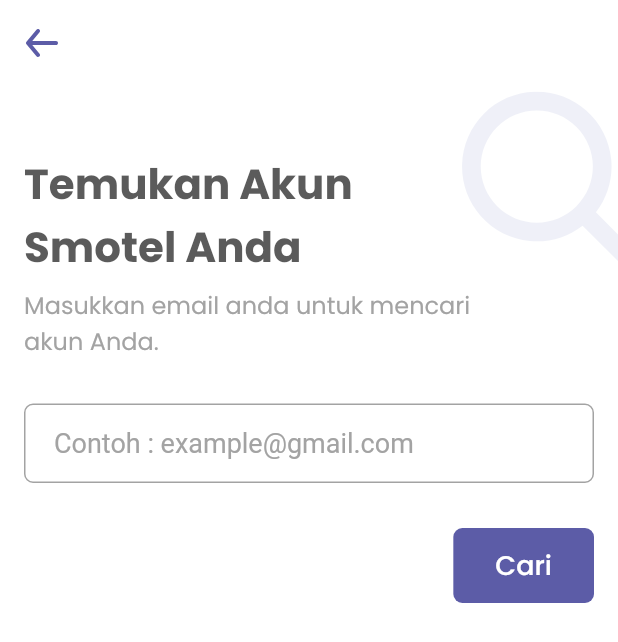
After one commit to RohmanBenyRiyanto/SmartHotel_flutter, a Flutter app: the SearchAccount screen opened by its route, on a phone screen of 412 x 824 dp. The commit adds this screen. Shown: the top 642 px of the screen. Run offline on Flutter 3.47's test engine with Material 2 defaults, Android fonts, the phone set to English and light mode, and no system bars; our stand-ins replace flutter_svg.

Commit message:
Add Forget Password One

```diff
--- a/lib/components/default_button.dart
+++ b/lib/components/button/default_button.dart
@@ -14,7 +14,7 @@
   Widget build(BuildContext context) {
     return SizedBox(
       width: double.infinity,
-      height: 56,
+      height: 50,
       child: TextButton(
         style: TextButton.styleFrom(
           shape:
--- a/lib/components/secondary_button_with_image.dart
+++ b/lib/components/button/secondary_button_with_image.dart
@@ -17,7 +17,7 @@
   Widget build(BuildContext context) {
     return SizedBox(
       width: double.infinity,
-      height: 56,
+      height: 50,
       child: OutlinedButton(
         style: OutlinedButton.styleFrom(
             shape:
--- /dev/null
+++ b/lib/components/button/small_button.dart
@@ -0,0 +1,39 @@
+import 'package:flutter/material.dart';
+import 'package:smart_hotel/theme/color.dart';
+
+class SmallButton extends StatelessWidget {
+  const SmallButton({
+    Key? key,
+    this.text,
+    this.press,
+  }) : super(key: key);
+  final String? text;
+  final Function? press;
+
+
+  @override
+  Widget build(BuildContext context) {
+    return SizedBox(
+      height: 50,
+      child: TextButton(
+        style: TextButton.styleFrom(
+          shape: RoundedRectangleBorder(borderRadius: BorderRadius.circular(6)),
+          primary: Colors.white,
+          backgroundColor: color_purple,
+        ),
+        onPressed: press as void Function()?,
+        child: Padding(
+          padding: EdgeInsets.only(left: 20.0, right: 20.0),
+          child: Text(
+            text!,
+            style: TextStyle(
+                fontSize: 18,
+                color: Colors.white,
+                fontFamily: 'Poppins',
+                fontWeight: FontWeight.w500),
+          ),
+        ),
+      ),
+    );
+  }
+}
--- a/lib/main.dart
+++ b/lib/main.dart
@@ -2,8 +2,8 @@
 
 import 'package:flutter/material.dart';
 import 'package:smart_hotel/routes.dart';
-import 'package:smart_hotel/splash_screen.dart';
 
+import 'package:smart_hotel/sign/sign_up/sign_up.dart';
 void main() => runApp(MyApp());
 
 class MyApp extends StatelessWidget {
@@ -15,7 +15,7 @@
       title: 'Flutter Demo',
       // home: SplashScreen(),
       // We use routeName so that we dont need to remember the name
-      initialRoute: SplashScreen.routeName,
+      initialRoute: SignUp.routeName,
       routes: routes,
     );
   }
--- a/lib/routes.dart
+++ b/lib/routes.dart
@@ -1,4 +1,5 @@
 import 'package:flutter/widgets.dart';
+import 'package:smart_hotel/sign/forgot_password/search_account.dart';
 import 'package:smart_hotel/sign/sign_in/sign_in.dart';
 import 'package:smart_hotel/sign/sign_up/sign_up.dart';
 import 'package:smart_hotel/splash_screen.dart';
@@ -9,4 +10,5 @@
   SplashScreen.routeName: (context) => SplashScreen(),
   SignIn.routeName: (context) => SignIn(),
   SignUp.routeName: (context) => SignUp(),
+  SearchAccount.routeName: (context) => SearchAccount(),
 };
--- /dev/null
+++ b/lib/sign/forgot_password/search_account.dart
@@ -0,0 +1,126 @@
+import 'package:flutter/material.dart';
+import 'package:flutter_svg/flutter_svg.dart';
+import 'package:smart_hotel/components/button/small_button.dart';
+import 'package:smart_hotel/theme/color.dart';
+
+class SearchAccount extends StatelessWidget {
+  static String routeName = "/searchaccount";
+
+  @override
+  Widget build(BuildContext context) {
+    return Scaffold(
+      backgroundColor: color_white,
+      appBar: AppBar(
+        backgroundColor: color_white,
+        leading: IconButton(
+          icon: SvgPicture.asset(
+            'assets/svg/left_arrow.svg',
+            height: 20,
+          ),
+          onPressed: () {
+            print('BALIK KIRI WAE');
+          },
+          splashColor: Colors.transparent,
+          highlightColor: Colors.transparent,
+        ),
+        elevation: 0,
+      ),
+      body: SingleChildScrollView(
+        child: Container(
+          height: MediaQuery.of(context).size.height,
+          width: MediaQuery.of(context).size.width,
+          child: Column(
+            children: [
+              SizedBox(
+                height: 5,
+              ),
+              Padding(
+                padding: EdgeInsets.only(left: 16.0),
+                child: Row(
+                  mainAxisAlignment: MainAxisAlignment.spaceBetween,
+                  children: [
+                    Container(
+                      margin: EdgeInsets.only(top: 40),
+                      child: Text(
+                        'Temukan Akun\nSmotel Anda',
+                        style: TextStyle(
+                            color: color_heading_1,
+                            fontFamily: 'Poppins',
+                            fontSize: 28,
+                            fontWeight: FontWeight.w700),
+                      ),
+                    ),
+                    Container(
+                      child: SvgPicture.asset(
+                        'assets/svg/search.svg',
+                        height: 125,
+                        // height: 70.0,
+                      ),
+                    ),
+                  ],
+                ),
+              ),
+              SizedBox(
+                height: 5,
+              ),
+              Container(
+                alignment: Alignment.centerLeft,
+                child: Padding(
+                  padding: EdgeInsets.only(left: 16, right: 16),
+                  child: Text(
+                    'Masukkan email anda untuk mencari\nakun Anda.',
+                    style: TextStyle(
+                        color: color_abu,
+                        fontFamily: 'Poppins',
+                        fontSize: 16,
+                        fontWeight: FontWeight.w400),
+                  ),
+                ),
+              ),
+              SizedBox(
+                height: 30,
+              ),
+              Padding(
+                padding: EdgeInsets.only(left: 16, right: 16),
+                child: TextFormField(
+                  decoration: InputDecoration(
+                    hintText: "Contoh : example@gmail.com",
+                    focusColor: color_main,
+                    hintStyle: TextStyle(
+                        color: color_abu,
+                        fontSize: 18,
+                        fontWeight: FontWeight.w400),
+                    floatingLabelBehavior: FloatingLabelBehavior.always,
+                    contentPadding:
+                        EdgeInsets.symmetric(horizontal: 20, vertical: 16),
+                    enabledBorder: OutlineInputBorder(
+                      borderRadius: BorderRadius.circular(6),
+                      borderSide: BorderSide(color: color_abu),
+                      gapPadding: 10,
+                    ),
+                    focusedBorder: OutlineInputBorder(
+                      borderRadius: BorderRadius.circular(6),
+                      borderSide: BorderSide(color: color_purple),
+                      gapPadding: 10,
+                    ),
+                  ),
+                ),
+              ),
+              SizedBox(
+                height: 30,
+              ),
+              Container(
+                padding: EdgeInsets.only(right: 16),
+                alignment: Alignment.centerRight,
+                child: SmallButton(
+                  text: "Cari",
+                  press: () {},
+                ),
+              )
+            ],
+          ),
+        ),
+      ),
+    );
+  }
+}
--- a/lib/sign/sign_in/components/signform.dart
+++ b/lib/sign/sign_in/components/signform.dart
@@ -1,7 +1,7 @@
 import 'package:flutter/material.dart';
 import 'package:flutter_svg/flutter_svg.dart';
-import 'package:smart_hotel/components/default_button.dart';
-import 'package:smart_hotel/components/secondary_button_with_image.dart';
+import 'package:smart_hotel/components/button/default_button.dart';
+import 'package:smart_hotel/components/button/secondary_button_with_image.dart';
 import 'package:smart_hotel/theme/color.dart';
 import 'package:flutter/gestures.dart';
 
@@ -36,7 +36,7 @@
                     fontWeight: FontWeight.w400),
                 floatingLabelBehavior: FloatingLabelBehavior.always,
                 contentPadding:
-                    EdgeInsets.symmetric(horizontal: 20, vertical: 18),
+                    EdgeInsets.symmetric(horizontal: 20, vertical: 16),
                 enabledBorder: OutlineInputBorder(
                   borderRadius: BorderRadius.circular(6),
                   borderSide: BorderSide(color: color_abu),
@@ -73,7 +73,7 @@
                   child: SvgPicture.asset('assets/svg/show_psswrd.svg'),
                 ),
                 contentPadding:
-                    EdgeInsets.symmetric(horizontal: 20, vertical: 18),
+                    EdgeInsets.symmetric(horizontal: 20, vertical: 16),
                 enabledBorder: OutlineInputBorder(
                   borderRadius: BorderRadius.circular(6),
                   borderSide: BorderSide(color: color_abu),
--- a/lib/sign/sign_up/components/signup_form.dart
+++ b/lib/sign/sign_up/components/signup_form.dart
@@ -1,7 +1,6 @@
 import 'package:flutter/material.dart';
 import 'package:flutter_svg/flutter_svg.dart';
-import 'package:smart_hotel/components/default_button.dart';
-import 'package:smart_hotel/components/secondary_button_with_image.dart';
+import 'package:smart_hotel/components/button/default_button.dart';
 import 'package:smart_hotel/theme/color.dart';
 import 'package:flutter/gestures.dart';
 
@@ -36,7 +35,7 @@
                     fontWeight: FontWeight.w400),
                 floatingLabelBehavior: FloatingLabelBehavior.always,
                 contentPadding:
-                    EdgeInsets.symmetric(horizontal: 20, vertical: 18),
+                    EdgeInsets.symmetric(horizontal: 20, vertical: 16),
                 enabledBorder: OutlineInputBorder(
                   borderRadius: BorderRadius.circular(6),
                   borderSide: BorderSide(color: color_abu),
@@ -68,7 +67,7 @@
                     fontWeight: FontWeight.w400),
                 floatingLabelBehavior: FloatingLabelBehavior.always,
                 contentPadding:
-                    EdgeInsets.symmetric(horizontal: 20, vertical: 18),
+                    EdgeInsets.symmetric(horizontal: 20, vertical: 16),
                 enabledBorder: OutlineInputBorder(
                   borderRadius: BorderRadius.circular(6),
                   borderSide: BorderSide(color: color_abu),
@@ -105,7 +104,7 @@
                   child: SvgPicture.asset('assets/svg/show_psswrd.svg'),
                 ),
                 contentPadding:
-                    EdgeInsets.symmetric(horizontal: 20, vertical: 18),
+                    EdgeInsets.symmetric(horizontal: 20, vertical: 16),
                 enabledBorder: OutlineInputBorder(
                   borderRadius: BorderRadius.circular(6),
                   borderSide: BorderSide(color: color_abu),
@@ -142,7 +141,7 @@
                   child: SvgPicture.asset('assets/svg/show_psswrd.svg'),
                 ),
                 contentPadding:
-                    EdgeInsets.symmetric(horizontal: 20, vertical: 18),
+                    EdgeInsets.symmetric(horizontal: 20, vertical: 16),
                 enabledBorder: OutlineInputBorder(
                   borderRadius: BorderRadius.circular(6),
                   borderSide: BorderSide(color: color_abu),
--- a/lib/splash_screen.dart
+++ b/lib/splash_screen.dart
@@ -1,7 +1,7 @@
 import 'dart:async';
 import 'package:flutter/material.dart';
 import 'package:flutter_svg/flutter_svg.dart';
-// import 'package:smart_hotel/sign/sign_in/sign_in.dart';
+import 'package:smart_hotel/sign/sign_in/sign_in.dart';
 import 'package:smart_hotel/theme/color.dart';
 
 class SplashScreen extends StatefulWidget {
@@ -12,13 +12,13 @@
 
 class _SplashScreenState extends State<SplashScreen> {
   @override
-  //This is logic change page
-  // void initState() {
-  //   super.initState();
-  //   Timer(Duration(seconds: 3), (){
-  //     Navigator.of(context).pushReplacement(MaterialPageRoute(builder: (_) => SignIn()));
-  //   });
-  // }
+  // This is logic change page
+  void initState() {
+    super.initState();
+    Timer(Duration(seconds: 4), (){
+      Navigator.of(context).pushReplacement(MaterialPageRoute(builder: (_) => SignIn()));
+    });
+  }
   @override
   Widget build(BuildContext context) {
     return Scaffold(
--- a/lib/theme/color.dart
+++ b/lib/theme/color.dart
@@ -10,6 +10,7 @@
 const color_orange = Color(0xFFFF8A65);
 const color_grey = Color(0xFFBAB9D0);
 const color_abu = Color(0xFFA3A3A3);
+const color_heading_1 = Color(0xFF5B5B5B);
 const color_gradient = LinearGradient(
   begin: Alignment.topCenter,
   end: Alignment.bottomCenter,
```
Also changed, not shown: assets/svg/key.svg (added), assets/svg/left_arrow.svg (added), assets/svg/question.svg (added), assets/svg/search.svg (added).
